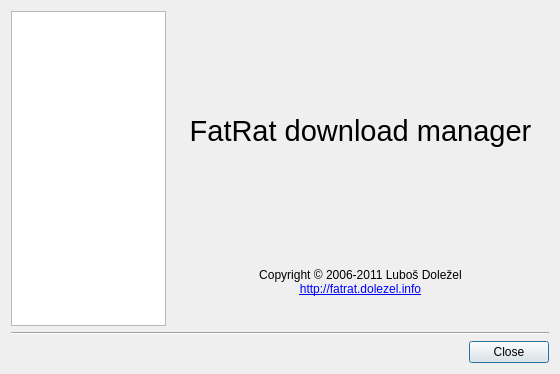
Above: src/AboutDlg.ui from LubosD/fatrat before the change. Below: the same form after it.
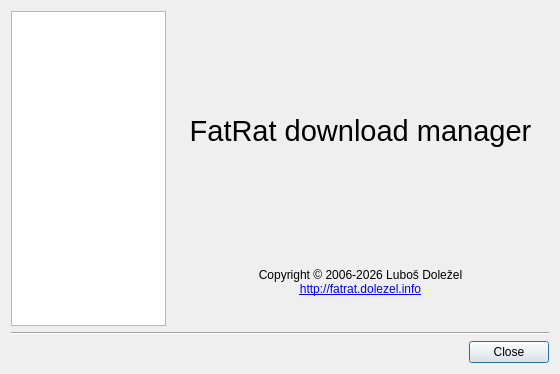
That is the form after the change.

Commit message: Update copyright year to 2026

Diff of the .ui file:
```diff
--- a/src/AboutDlg.ui
+++ b/src/AboutDlg.ui
@@ -82,7 +82,7 @@
        <item row="3" column="0">
         <widget class="QLabel" name="label_3">
          <property name="text">
-          <string notr="true">&lt;center&gt;Copyright © 2006-2011 Luboš Doležel&lt;br&gt;&lt;a href=&quot;http://fatrat.dolezel.info&quot;&gt;http://fatrat.dolezel.info&lt;/a&gt;</string>
+          <string notr="true">&lt;center&gt;Copyright © 2006-2026 Luboš Doležel&lt;br&gt;&lt;a href=&quot;http://fatrat.dolezel.info&quot;&gt;http://fatrat.dolezel.info&lt;/a&gt;</string>
          </property>
          <property name="textFormat">
           <enum>Qt::AutoText</enum>
```
The commit also changes 1 other file.
